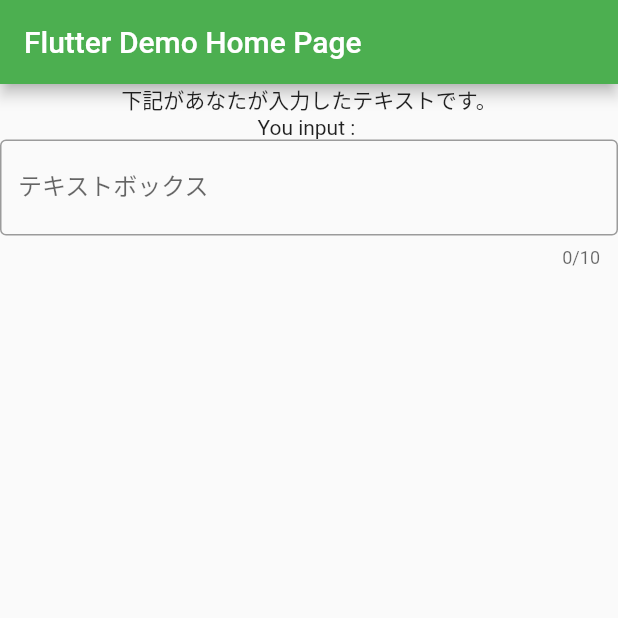
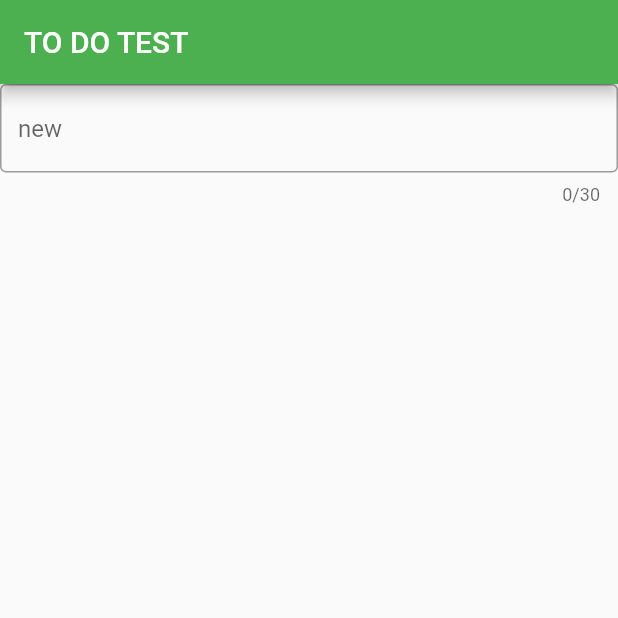
Before and after one commit to reika178/to_do_2, a Flutter app: the screen it shows after launch, on a phone screen of 412 x 824 dp, the top half of it. Run offline on Flutter 3.47's test engine with Material 2 defaults, Android fonts, the light colour scheme and no system bars.

```diff
--- a/lib/main.dart
+++ b/lib/main.dart
@@ -5,7 +5,6 @@ void main() {
 }
 
 class MyApp extends StatelessWidget {
-  // This widget is the root of your application.
   @override
   Widget build(BuildContext context) {
     return MaterialApp(
@@ -14,7 +13,7 @@ class MyApp extends StatelessWidget {
         primarySwatch: Colors.green,
         visualDensity: VisualDensity.adaptivePlatformDensity,
       ),
-      home: MyHomePage(title: 'Flutter Demo Home Page'),
+      home: MyHomePage(title: 'TO DO TEST'),
     );
   }
 }
@@ -40,18 +39,18 @@ class _MyHomePageState extends State<MyHomePage> {
       body: Center(
         child: Column(
           children: <Widget>[
-            Text(
-              '下記があなたが入力したテキストです。',
-            ),
-            Text(
-              "You input : ${this.m_inputedValue}"),
+            // Text(
+            //   '下記があなたが入力したテキストです。',
+            // ),
+            // Text(
+            //   "You input : ${this.m_inputedValue}"),
               TextField(
                 decoration: InputDecoration(
                   border: OutlineInputBorder(),
-                  labelText: "テキストボックス",
-                  hintText: "まぁ何か入力してみてよ！",
+                  // labelText: "new",
+                  hintText: "new",
                 ),
-                maxLength: 10,
+                maxLength: 30,
                 onChanged: (text) {
                   if (text.length > 0) {
                     setState(() {
```
